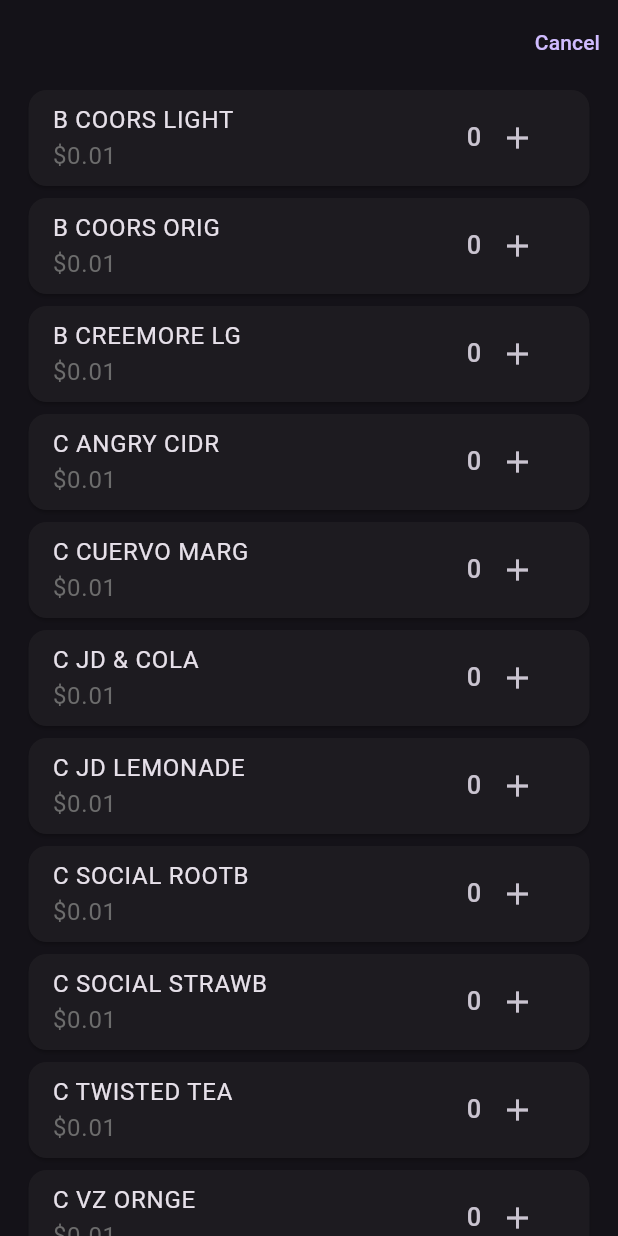
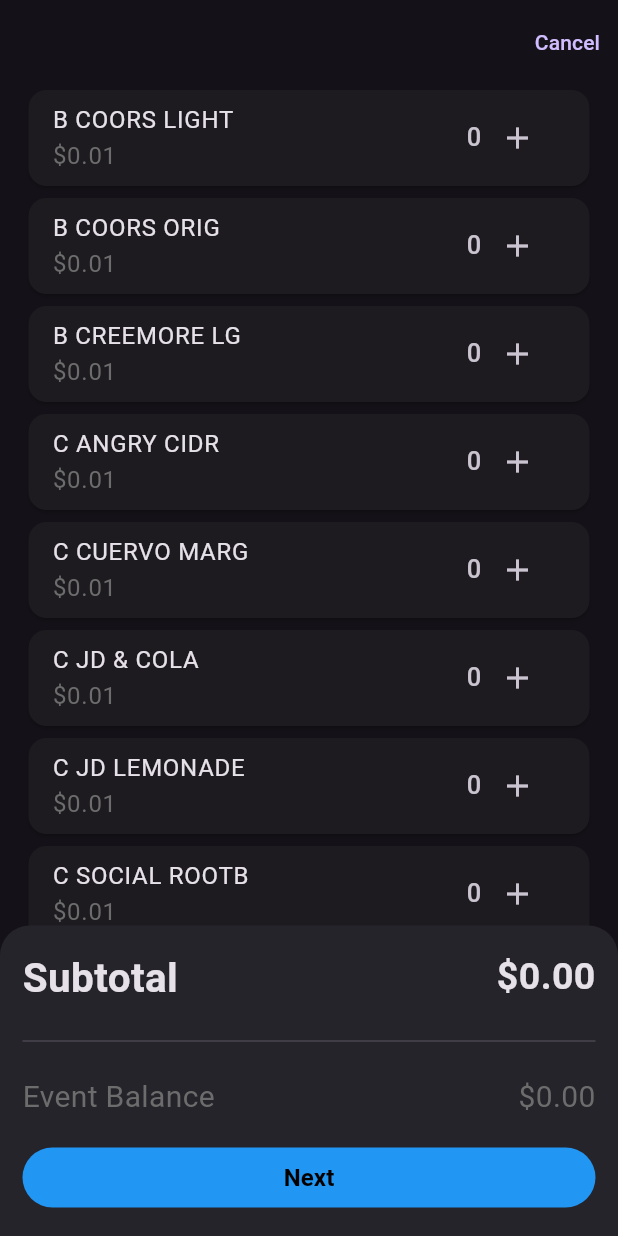
Before and after one commit to caiocotts/pos-demo, a Flutter app: the screen it shows after launch, after a tap on "New Purchase", on a phone screen of 412 x 824 dp. Run offline on Flutter 3.47's test engine with Material 2 defaults, Android fonts, the phone set to English and light mode, and no system bars.

Commit message:
Implement dummy subtotal box.

```diff
--- a/lib/screen/item_selection_screen.dart
+++ b/lib/screen/item_selection_screen.dart
@@ -1,7 +1,9 @@
 import 'package:flutter/material.dart';
+import 'package:pos/ui/subtotal_box.dart';
 
-final Map<int, int> itemCounterMap = {};
-final List<String> items = <String>[
+import '../ui/list_item.dart';
+
+final List<String> _items = <String>[
   'B COORS LIGHT',
   'B COORS ORIG',
   'B CREEMORE LG',
@@ -43,15 +45,20 @@
           ),
           body: Column(
             children: [
-              Expanded(
+              Flexible(
+                flex: 5,
                 child: ListView.builder(
                   padding: const EdgeInsets.symmetric(horizontal: 15),
-                  itemCount: items.length,
+                  itemCount: _items.length,
                   itemBuilder: (BuildContext context, int index) {
-                    return _ListItem(index: index);
+                    return ListItem(
+                      index: index,
+                      items: _items,
+                    );
                   },
                 ),
               ),
+              const SubtotalBox(),
             ],
           ),
         ),
@@ -59,67 +66,3 @@
     );
   }
 }
-
-class _ListItem extends StatefulWidget {
-  const _ListItem({super.key, required this.index});
-
-  final int index;
-
-  @override
-  State<_ListItem> createState() => _ListItemState();
-}
-
-class _ListItemState extends State<_ListItem> {
-  int _itemCount = 0;
-
-  @override
-  void initState() {
-    super.initState();
-    // Initialize the counter value from the map, or default to 0
-    _itemCount = itemCounterMap[widget.index] ?? 0;
-  }
-
-  @override
-  Widget build(BuildContext context) {
-    return Card(
-      child: ListTile(
-        title: Column(
-          crossAxisAlignment: CrossAxisAlignment.start,
-          children: [
-            Text(items[widget.index]),
-            const Text('\$0.01', style: TextStyle(color: Color(0xff6c6c6c)),),
-          ],
-        ),
-        trailing: Row(
-          mainAxisSize: MainAxisSize.min,
-          children: [
-            _itemCount != 0
-                ? IconButton(
-                    icon: const Icon(Icons.remove),
-                    onPressed: () => setState(() {
-                      _itemCount--;
-                      itemCounterMap[widget.index] = _itemCount; // Update map
-                    }),
-                  )
-                : Container(),
-            Text(
-              _itemCount.toString(),
-              style: const TextStyle(
-                fontSize: 17,
-              ),
-            ),
-            IconButton(
-              icon: const Icon(Icons.add),
-              onPressed: () => setState(
-                () {
-                  _itemCount++;
-                  itemCounterMap[widget.index] = _itemCount; // Update map
-                },
-              ),
-            ),
-          ],
-        ),
-      ),
-    );
-  }
-}
--- a/lib/screen/welcome_screen.dart
+++ b/lib/screen/welcome_screen.dart
@@ -12,7 +12,6 @@
           body: Center(
             child: Column(
               crossAxisAlignment: CrossAxisAlignment.stretch,
-              mainAxisAlignment: MainAxisAlignment.center,
               children: [
                 Expanded(child: Container()),
                 const Center(
--- /dev/null
+++ b/lib/ui/list_item.dart
@@ -0,0 +1,70 @@
+import 'package:flutter/material.dart';
+
+final Map<int, int> itemCounterMap = {};
+
+class ListItem extends StatefulWidget {
+  const ListItem({super.key, required this.index, required this.items});
+
+  final List<String> items;
+  final int index;
+
+  @override
+  State<ListItem> createState() => _ListItemState();
+}
+
+class _ListItemState extends State<ListItem> {
+  int _itemCount = 0;
+
+  @override
+  void initState() {
+    super.initState();
+    _itemCount = itemCounterMap[widget.index] ?? 0;
+  }
+
+  @override
+  Widget build(BuildContext context) {
+    return Card(
+      child: ListTile(
+        title: Column(
+          crossAxisAlignment: CrossAxisAlignment.start,
+          children: [
+            Text(widget.items[widget.index]),
+            const Text(
+              '\$0.01',
+              style: TextStyle(color: Color(0xff6c6c6c)),
+            ),
+          ],
+        ),
+        trailing: Row(
+          mainAxisSize: MainAxisSize.min,
+          children: [
+            _itemCount != 0
+                ? IconButton(
+                    icon: const Icon(Icons.remove),
+                    onPressed: () => setState(() {
+                      _itemCount--;
+                      itemCounterMap[widget.index] = _itemCount; // Update map
+                    }),
+                  )
+                : Container(),
+            Text(
+              _itemCount.toString(),
+              style: const TextStyle(
+                fontSize: 17,
+              ),
+            ),
+            IconButton(
+              icon: const Icon(Icons.add),
+              onPressed: () => setState(
+                () {
+                  _itemCount++;
+                  itemCounterMap[widget.index] = _itemCount; // Update map
+                },
+              ),
+            ),
+          ],
+        ),
+      ),
+    );
+  }
+}
--- /dev/null
+++ b/lib/ui/subtotal_box.dart
@@ -0,0 +1,96 @@
+import 'package:flutter/material.dart';
+
+class SubtotalBox extends StatefulWidget {
+  const SubtotalBox({super.key});
+
+  @override
+  State<SubtotalBox> createState() => _SubtotalBoxState();
+}
+
+class _SubtotalBoxState extends State<SubtotalBox> {
+  @override
+  Widget build(BuildContext context) {
+    return Container(
+      decoration: const BoxDecoration(
+        borderRadius: BorderRadius.only(
+          topLeft: Radius.circular(20),
+          topRight: Radius.circular(20),
+        ),
+        color: Color(0xff26242b),
+      ),
+      child: Column(
+        crossAxisAlignment: CrossAxisAlignment.stretch,
+        children: [
+          Row(
+            children: [
+              const Padding(
+                padding: EdgeInsets.only(left: 15, top: 15),
+                child: Text(
+                  'Subtotal',
+                  style: TextStyle(
+                    fontSize: 27,
+                    fontWeight: FontWeight.bold,
+                  ),
+                ),
+              ),
+              Expanded(child: Container()),
+              const Padding(
+                padding: EdgeInsets.only(right: 15, top: 15),
+                child: Text(
+                  '\$0.00',
+                  style: TextStyle(
+                    fontSize: 25,
+                    fontWeight: FontWeight.bold,
+                  ),
+                ),
+              )
+            ],
+          ),
+          const Padding(
+            padding: EdgeInsets.symmetric(horizontal: 15.0, vertical: 15),
+            child: Divider(),
+          ),
+          Row(
+            children: [
+              const Padding(
+                padding: EdgeInsets.only(left: 15),
+                child: Text(
+                  'Event Balance',
+                  style: TextStyle(
+                    fontSize: 20,
+                    color: Color(0xff6c6c6c),
+                  ),
+                ),
+              ),
+              Expanded(child: Container()),
+              const Padding(
+                padding: EdgeInsets.only(right: 15),
+                child: Text(
+                  '\$0.00',
+                  style: TextStyle(
+                    fontSize: 20,
+                    color: Color(0xff6c6c6c),
+                  ),
+                ),
+              ),
+            ],
+          ),
+          Padding(
+            padding: const EdgeInsets.symmetric(horizontal: 15, vertical: 15),
+            child: TextButton(
+              style: TextButton.styleFrom(backgroundColor: Colors.blue),
+              onPressed: () {},
+              child: const Text(
+                'Next',
+                style: TextStyle(
+                    color: Colors.black,
+                    fontSize: 16,
+                    fontWeight: FontWeight.bold),
+              ),
+            ),
+          )
+        ],
+      ),
+    );
+  }
+}
```
